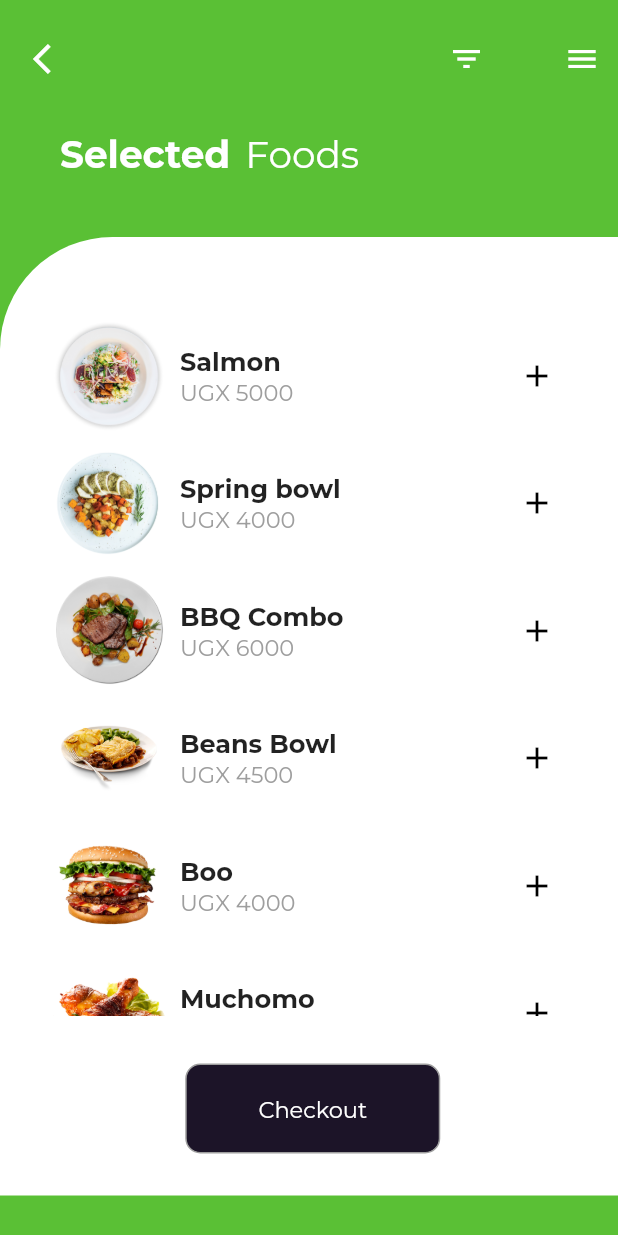
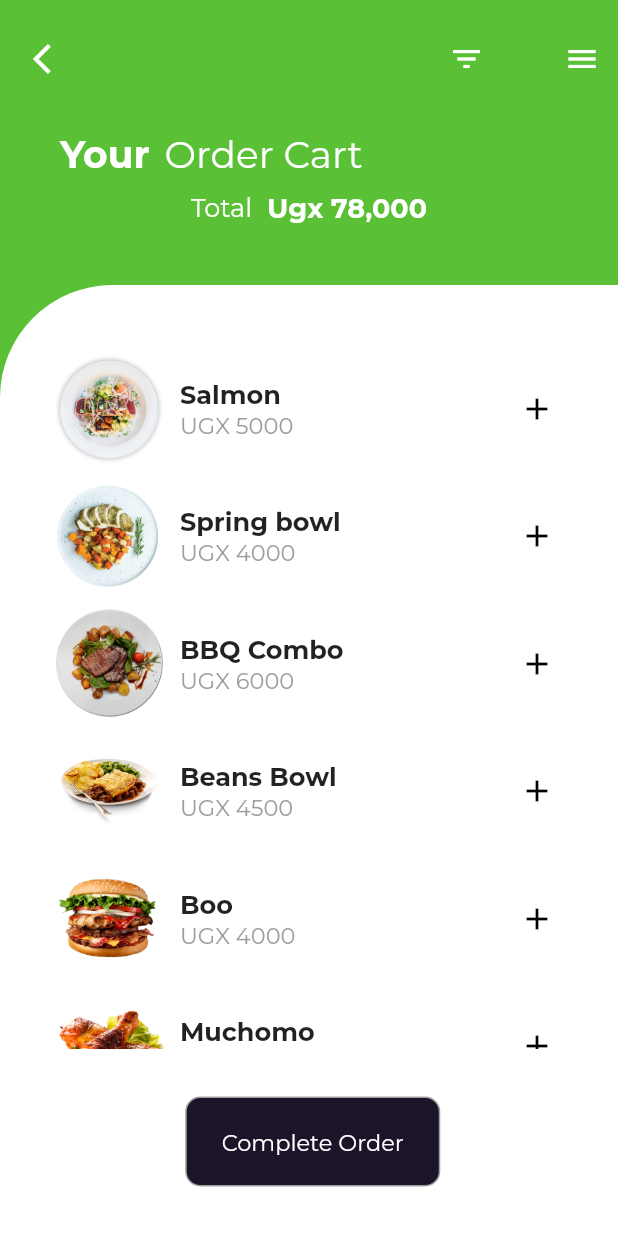
Before and after one commit to patrickhamzaokello/OfficialZodongoFoods, a Flutter app: the MyHomePage screen opened directly, after a tap on the "shopping cart" icon, on a phone screen of 412 x 824 dp. Run offline on Flutter 3.47's test engine with Material 2 defaults, Android fonts, the phone set to English and light mode, and no system bars; missing offline and left inert: keyboard_visibility; project files that could hold a hidden picture were left out.

Commit message:
main ui done

```diff
--- a/lib/Browse.dart
+++ b/lib/Browse.dart
@@ -63,17 +63,17 @@ class _MyHomePageState extends State<MyHomePage> {
             child: Column(
               crossAxisAlignment: CrossAxisAlignment.start,
               children: <Widget>[
-                Text('Always',
+                Text('You Stay At Home.',
                     style: TextStyle(
                         fontFamily: 'Futur',
                         fontWeight: FontWeight.bold,
                         color: Color(0xFF5B8842),
-                        fontSize: 50.0)),
-                Text('Zodongo',
+                        fontSize: 35.0)),
+                Text('We Deliver!',
                     style: TextStyle(
                         fontWeight: FontWeight.bold,
                         color: Color(0xFF5B8842),
-                        fontSize: 50.0)),
+                        fontSize: 35.0)),
                 SizedBox(height: 20.0),
                 Text('Popular Food',
                     style: TextStyle(
@@ -89,17 +89,30 @@ class _MyHomePageState extends State<MyHomePage> {
             child: ListView(
               scrollDirection: Axis.horizontal,
               children: <Widget>[
-                _buildListItem('assets/burger.png', 'Beef Burger', '\$26',
-                    'This Burger home-cooked food is low salt and low oil with balanced nutrition, selected from high-quality ingredients. This delicious food maybe your best healthy choice.'),
-                _buildListItem('assets/plate6.png', 'BBQ  Plate', '\$26',
-                    'This light home-cooked food is low salt and low oil with balanced nutrition, selected from high-quality ingredients. This delicious food maybe your best healthy choice.'),
-                _buildListItem('assets/plate3.png', 'Vegan Breakfast', '\$28',
-                    'This light home-cooked food is low salt and low oil with balanced nutrition, selected from high-quality ingredients. This delicious food maybe your best healthy choice.'),
                 _buildListItem(
-                    'assets/images/plate2.png',
-                    'Protein Salad',
-                    '\$26',
-                    'This light home-cooked food is low salt and low oil with balanced nutrition, selected from high-quality ingredients. This delicious food maybe your best healthy choice.'),
+                  'assets/burger.png',
+                  'Beef Burger',
+                  '\Ugx 7000',
+                  'This Burger home-cooked food is low salt and low oil with balanced nutrition, selected from high-quality ingredients. This delicious food maybe your best healthy choice.',
+                ),
+                _buildListItem(
+                  'assets/plate6.png',
+                  'BBQ  Plate',
+                  '\Ugx 5500',
+                  'This light home-cooked food is low salt and low oil with balanced nutrition, selected from high-quality ingredients. This delicious food maybe your best healthy choice.',
+                ),
+                _buildListItem(
+                  'assets/plate3.png',
+                  'Vegan Breakfast',
+                  '\Ugx 8000',
+                  'This light home-cooked food is low salt and low oil with balanced nutrition, selected from high-quality ingredients. This delicious food maybe your best healthy choice.',
+                ),
+                _buildListItem(
+                  'assets/images/plate2.png',
+                  'Protein Salad',
+                  '\Ugx 7500',
+                  'This light home-cooked food is low salt and low oil with balanced nutrition, selected from high-quality ingredients. This delicious food maybe your best healthy choice.',
+                ),
               ],
             ),
           ),
--- a/lib/cartdetails.dart
+++ b/lib/cartdetails.dart
@@ -17,7 +17,7 @@ class _DetailsPageState extends State<DetailsPage> {
   @override
   Widget build(BuildContext context) {
     return Scaffold(
-        backgroundColor: Color(0xFF7A9BEE),
+        backgroundColor: Color(0xFF5AC035),
         appBar: AppBar(
           leading: IconButton(
             onPressed: () {
@@ -98,7 +98,7 @@ class _DetailsPageState extends State<DetailsPage> {
                           height: 40.0,
                           decoration: BoxDecoration(
                               borderRadius: BorderRadius.circular(17.0),
-                              color: Color(0xFF7A9BEE)),
+                              color: Color(0xFF5AC035)),
                           child: Row(
                             mainAxisAlignment: MainAxisAlignment.spaceEvenly,
                             children: <Widget>[
@@ -109,7 +109,7 @@ class _DetailsPageState extends State<DetailsPage> {
                                   width: 25.0,
                                   decoration: BoxDecoration(
                                       borderRadius: BorderRadius.circular(7.0),
-                                      color: Color(0xFF7A9BEE)),
+                                      color: Color(0xFF5AC035)),
                                   child: Center(
                                     child: Icon(
                                       Icons.remove,
@@ -119,7 +119,7 @@ class _DetailsPageState extends State<DetailsPage> {
                                   ),
                                 ),
                               ),
-                              Text('2',
+                              Text('1',
                                   style: TextStyle(
                                       color: Colors.white,
                                       fontFamily: 'Montserrat',
@@ -135,7 +135,7 @@ class _DetailsPageState extends State<DetailsPage> {
                                   child: Center(
                                     child: Icon(
                                       Icons.add,
-                                      color: Color(0xFF7A9BEE),
+                                      color: Color(0xFF5AC035),
                                       size: 20.0,
                                     ),
                                   ),
@@ -174,7 +174,7 @@ class _DetailsPageState extends State<DetailsPage> {
                             color: Colors.black),
                         height: 50.0,
                         child: Center(
-                          child: Text('\ UGX 5500',
+                          child: Text(widget.foodPrice,
                               style: TextStyle(
                                   color: Colors.white,
                                   fontFamily: 'Montserrat')),
@@ -198,7 +198,7 @@ class _DetailsPageState extends State<DetailsPage> {
             decoration: BoxDecoration(
               borderRadius: BorderRadius.circular(10.0),
               color:
-                  cardTitle == selectedCard ? Color(0xFF7A9BEE) : Colors.white,
+                  cardTitle == selectedCard ? Color(0xFF5AC035) : Colors.white,
               border: Border.all(
                   color: cardTitle == selectedCard
                       ? Colors.transparent
--- a/lib/checkout.dart
+++ b/lib/checkout.dart
@@ -50,18 +50,43 @@ class _CheckoutPageState extends State<CheckoutPage> {
             padding: EdgeInsets.only(left: 40.0),
             child: Row(
               children: <Widget>[
-                Text('Selected',
+                Text('Your',
                     style: TextStyle(
                         fontFamily: 'Montserrat',
                         color: Colors.white,
                         fontWeight: FontWeight.bold,
                         fontSize: 25.0)),
                 SizedBox(width: 10.0),
-                Text('Foods',
+                Text('Order Cart',
                     style: TextStyle(
                         fontFamily: 'Montserrat',
                         color: Colors.white,
                         fontSize: 25.0))
+              ],
+            ),
+          ),
+          Container(
+            padding: EdgeInsets.only(top: 10.0),
+            child: Row(
+              mainAxisAlignment: MainAxisAlignment.center,
+              children: <Widget>[
+                Text(
+                  'Total',
+                  style: TextStyle(
+                    fontFamily: 'Montserrat',
+                    fontSize: 17.0,
+                    color: Colors.white,
+                  ),
+                ),
+                SizedBox(width: 10.0),
+                Text(
+                  'Ugx 78,000',
+                  style: TextStyle(
+                      fontFamily: 'Montserrat',
+                      fontSize: 18.0,
+                      color: Colors.white,
+                      fontWeight: FontWeight.bold),
+                )
               ],
             ),
           ),
@@ -77,7 +102,7 @@ class _CheckoutPageState extends State<CheckoutPage> {
               padding: EdgeInsets.only(left: 25.0, right: 20.0),
               children: <Widget>[
                 Padding(
-                    padding: EdgeInsets.only(top: 45.0),
+                    padding: EdgeInsets.only(top: 35.0),
                     child: Container(
                         height: MediaQuery.of(context).size.height - 350.0,
                         child: ListView(children: [
@@ -113,7 +138,7 @@ class _CheckoutPageState extends State<CheckoutPage> {
                           borderRadius: BorderRadius.circular(10.0),
                           color: Color(0xFF1C1428)),
                       child: Center(
-                          child: Text('Checkout',
+                          child: Text('Complete Order',
                               style: TextStyle(
                                   fontFamily: 'Montserrat',
                                   color: Colors.white,
--- a/lib/detailPage.dart
+++ b/lib/detailPage.dart
@@ -174,7 +174,7 @@ class _DetailsPageState extends State<DetailsPage> {
                         ),
                         SizedBox(width: 10.0),
                         Text(
-                          '\$84.00',
+                          widget.foodPrice,
                           style: TextStyle(
                               fontFamily: 'Montserrat',
                               fontSize: 18.0,
--- a/lib/main.dart
+++ b/lib/main.dart
@@ -156,7 +156,7 @@ class _LoginPageState extends State<LoginPage> {
                           margin: EdgeInsets.all(20),
                           padding: EdgeInsets.symmetric(horizontal: 32),
                           child: Text(
-                            "We make learning easy. Join Tvac Studio to learn flutter for free on YouTube.",
+                            "We offer the best Meals in and around town. Get Started by signing up and Enjoy our wide range of Food Options",
                             textAlign: TextAlign.center,
                             style:
                                 TextStyle(color: _headingColor, fontSize: 16),
@@ -169,7 +169,7 @@ class _LoginPageState extends State<LoginPage> {
                 Container(
                   padding: EdgeInsets.symmetric(horizontal: 32),
                   child: Center(
-                    child: Image.asset("assets/images/splash_bg.png"),
+                    child: Image.asset("assets/images/mexicanplate.png"),
                   ),
                 ),
                 Container(
```
Also changed, not shown: assets/images/mexicanplate.png (added).
